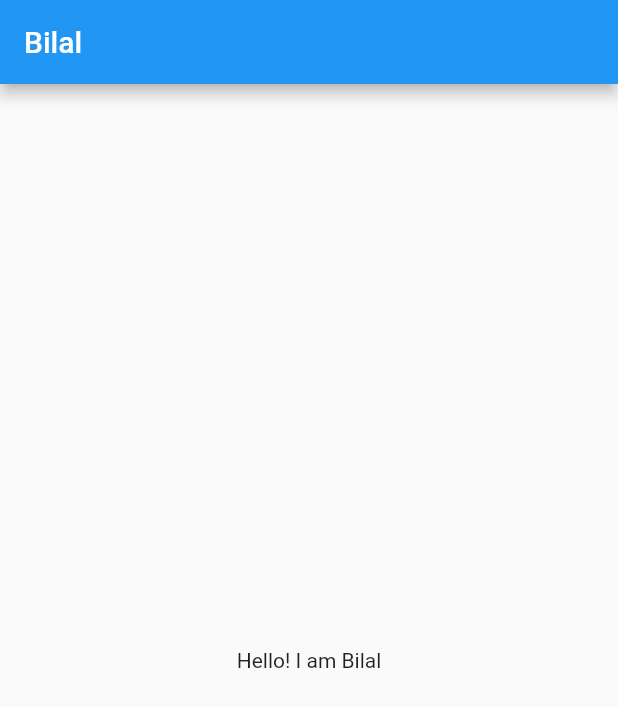
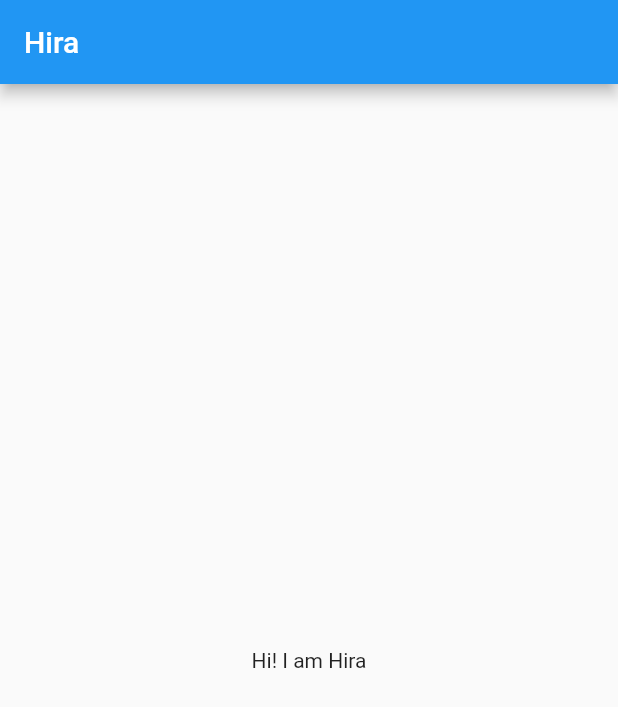
Before and after one commit to zeeshan564/flutter-interns-summers-23, a Flutter app: the screen it shows after launch, on a phone screen of 412 x 824 dp. Shown: the top 707 px of the screen. Run offline on Flutter 3.47's test engine with Material 2 defaults, Android fonts, the phone set to English and light mode, and no system bars.

Commit message:
FI-ass1-Hira

```diff
--- /dev/null
+++ b/lib/assesment_1/fi_hira.dart
@@ -0,0 +1,17 @@
+import 'package:flutter/material.dart';
+
+class FIHira extends StatelessWidget {
+  const FIHira({super.key});
+
+  @override
+  Widget build(BuildContext context) {
+    return Scaffold(
+      appBar: AppBar(
+        title: const Text("Hira"),
+      ),
+      body: const Center(
+        child: Text("Hi! I am Hira"),
+      ),
+    );
+  }
+}
--- a/lib/main.dart
+++ b/lib/main.dart
@@ -1,5 +1,5 @@
 import 'package:flutter/material.dart';
-import 'assesment_1/fi_bilal.dart';
+import 'package:flutter_interns/assesment_1/fi_hira.dart';
 
 void main(List<String> args) {
   runApp(const MyApp());
@@ -11,7 +11,7 @@ class MyApp extends StatelessWidget {
   @override
   Widget build(BuildContext context) {
     return const MaterialApp(
-      home: FIBilal(),
+      home: FIHira(),
     );
   }
 }
```
